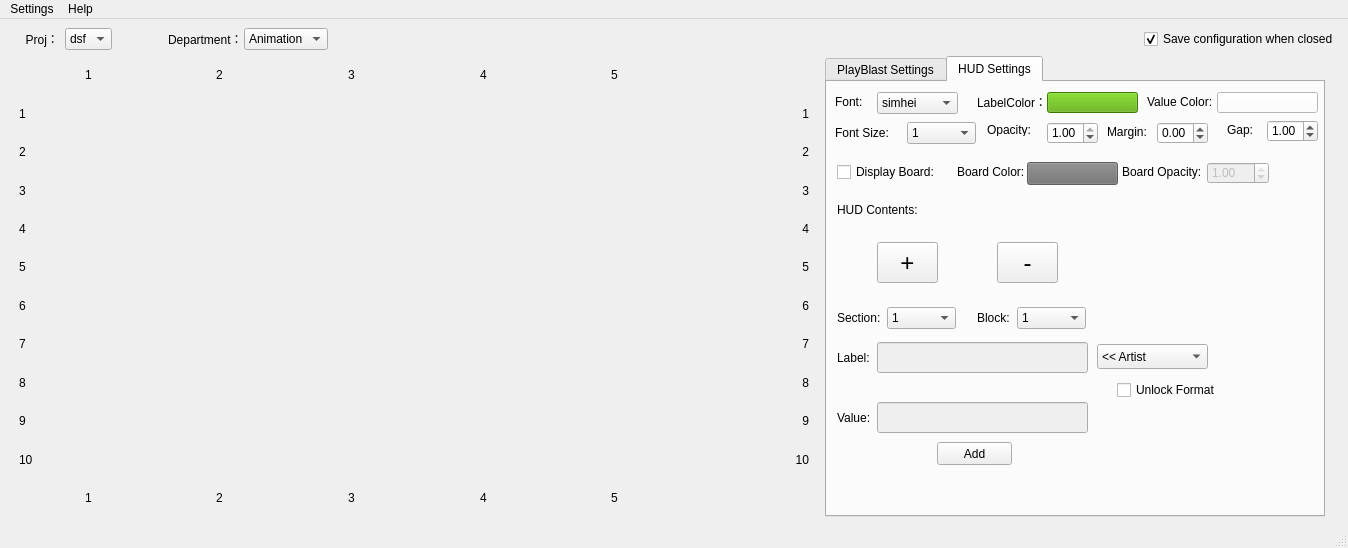
Old version of the form dango_playblast/ui/oct_playblast_ui.ui in the repository DangoWang/DangoTools.
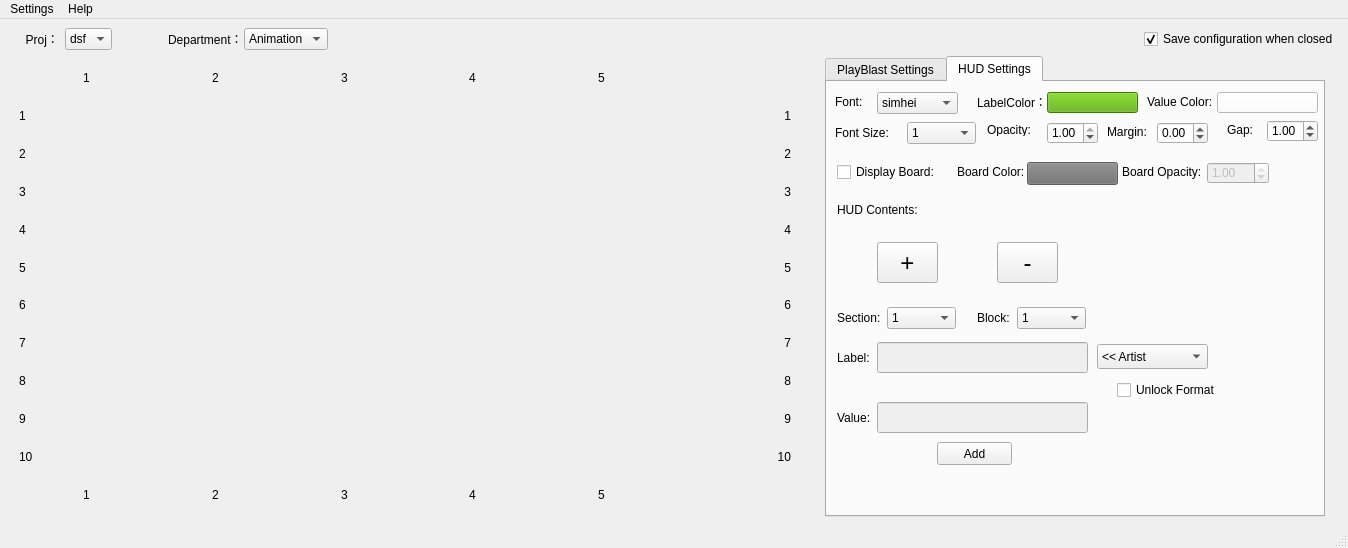
New version of the form. The open tabs and pages were chosen to show the change.

Commit message: 修复窗口会随着字体变化而变化的问题

Diff of the .ui file:
```diff
--- a/dango_playblast/ui/oct_playblast_ui.ui
+++ b/dango_playblast/ui/oct_playblast_ui.ui
@@ -13,6 +13,12 @@
     <height>548</height>
    </rect>
   </property>
+  <property name="maximumSize">
+   <size>
+    <width>1348</width>
+    <height>548</height>
+   </size>
+  </property>
   <property name="windowTitle">
    <string>OCT PlayBlast Tool  v1.0  by  wangdonghao</string>
   </property>
@@ -191,6 +197,12 @@
       </property>
       <item>
        <widget class="QStackedWidget" name="playblast_stackedWidget">
+        <property name="maximumSize">
+         <size>
+          <width>792</width>
+          <height>455</height>
+         </size>
+        </property>
         <property name="font">
          <font>
           <italic>false</italic>
```
Left out of the diff: 4 changed lines with no effect on the pictures.
